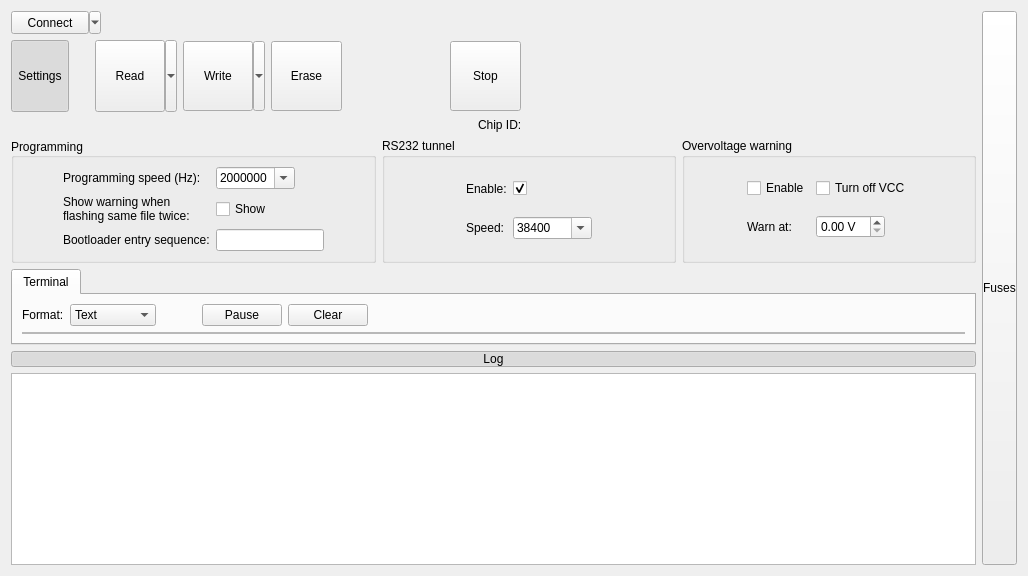
Old version of the form src/LorrisProgrammer/ui/fullprogrammerui.ui in the repository Tasssadar/Lorris.
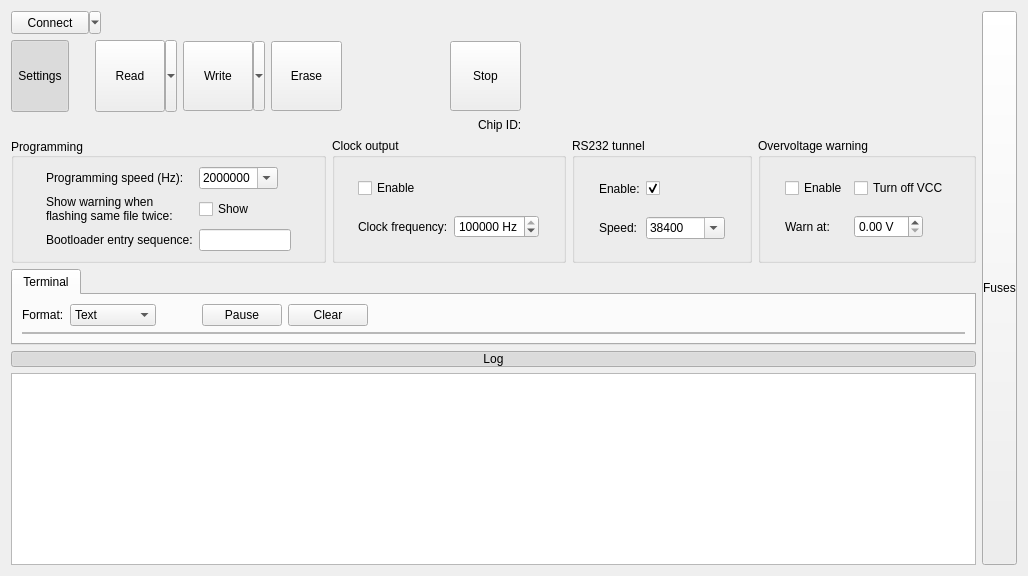
New version of the form. Icons and pictures are not drawn. Custom widgets are drawn as their Qt base class.

Commit message: Added support for shupito's clock output

```diff
--- a/src/LorrisProgrammer/ui/fullprogrammerui.ui
+++ b/src/LorrisProgrammer/ui/fullprogrammerui.ui
@@ -582,6 +582,71 @@
          </layout>
         </widget>
        </item>
+       <item>
+        <widget class="QGroupBox" name="pwmBox">
+         <property name="title">
+          <string>Clock output</string>
+         </property>
+         <layout class="QGridLayout" name="gridLayout_4">
+          <item row="0" column="1">
+           <widget class="QCheckBox" name="pwmEnableBox">
+            <property name="text">
+             <string>Enable</string>
+            </property>
+           </widget>
+          </item>
+          <item row="1" column="1">
+           <widget class="QLabel" name="label_8">
+            <property name="text">
+             <string>Clock frequency:</string>
+            </property>
+           </widget>
+          </item>
+          <item row="1" column="3">
+           <spacer name="horizontalSpacer_4">
+            <property name="orientation">
+             <enum>Qt::Horizontal</enum>
+            </property>
+            <property name="sizeHint" stdset="0">
+             <size>
+              <width>40</width>
+              <height>20</height>
+             </size>
+            </property>
+           </spacer>
+          </item>
+          <item row="0" column="0">
+           <spacer name="horizontalSpacer_7">
+            <property name="orientation">
+             <enum>Qt::Horizontal</enum>
+            </property>
+            <property name="sizeHint" stdset="0">
+             <size>
+              <width>40</width>
+              <height>20</height>
+             </size>
+            </property>
+           </spacer>
+          </item>
+          <item row="1" column="2">
+           <widget class="QSpinBox" name="pwmFreqSpin">
+            <property name="suffix">
+             <string> Hz</string>
+            </property>
+            <property name="maximum">
+             <number>1000000000</number>
+            </property>
+            <property name="singleStep">
+             <number>1000000</number>
+            </property>
+            <property name="value">
+             <number>16000000</number>
+            </property>
+           </widget>
+          </item>
+         </layout>
+        </widget>
+       </item>
        <item>
         <widget class="QGroupBox" name="tunnelBox">
          <property name="title">
```
The commit also changes 6 other files.
